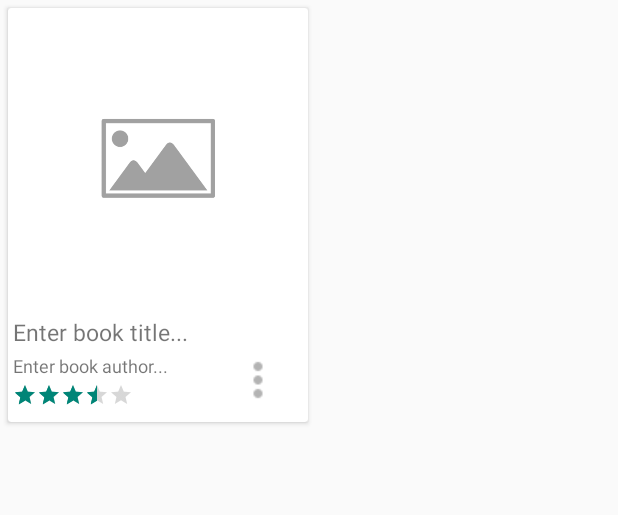
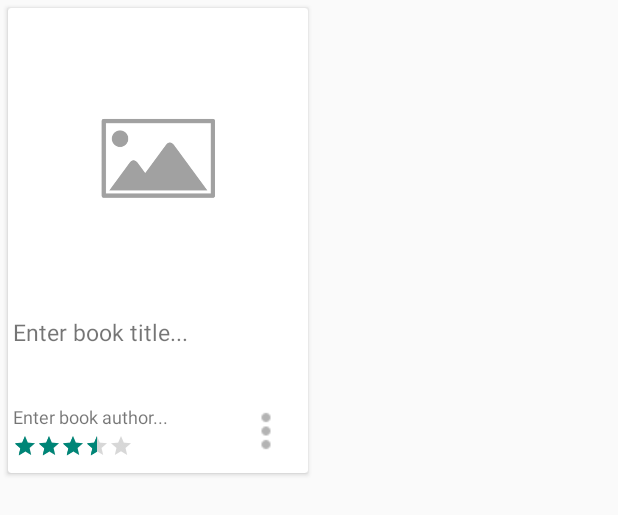
Before and after one commit to dangpham3040/Doannhom4_quanlysach, an Android app: the layout item_book.xml on its own in the app's theme, with its tools: preview values and no code run, on a phone screen of 412 x 824 dp. Shown: the top 515 px of the screen. Run offline under Robolectric (Android 15) with nearby library versions, the phone set to English and light mode, and no system bars; Roboto replaces fonts that are not available here.

Commit message:
v 3.1(update UI)

```diff
--- a/app/src/main/java/com/example/doannhom4_quanlythuvien/fragment/Home_Fragment.java
+++ b/app/src/main/java/com/example/doannhom4_quanlythuvien/fragment/Home_Fragment.java
@@ -157,7 +157,7 @@ public class Home_Fragment extends Fragment {
                 throw error.toException();
             }
         });
-        StaticConfig.items = 0;
+
     }
 
     private void setEnvet() {
--- a/app/src/main/java/com/example/doannhom4_quanlythuvien/fragment/Library_Fragment.java
+++ b/app/src/main/java/com/example/doannhom4_quanlythuvien/fragment/Library_Fragment.java
@@ -183,7 +183,7 @@ public class Library_Fragment extends Fragment {
                 throw error.toException();
             }
         });
-        StaticConfig.items = 2;
+
     }
 
 
--- a/app/src/main/java/com/example/doannhom4_quanlythuvien/fragment/Profile_Fragment.java
+++ b/app/src/main/java/com/example/doannhom4_quanlythuvien/fragment/Profile_Fragment.java
@@ -99,7 +99,7 @@ public class Profile_Fragment extends Fragment {
     }
 
     private void setControl() {
-        StaticConfig.items = 1;
+
         kimcuong = view.findViewById(R.id.kimcuong);
         btnlogout = view.findViewById(R.id.btnlogout);
         avatar = view.findViewById(R.id.avatar);
--- a/app/src/main/java/com/example/doannhom4_quanlythuvien/ui/Book_detail.java
+++ b/app/src/main/java/com/example/doannhom4_quanlythuvien/ui/Book_detail.java
@@ -74,7 +74,6 @@ public class Book_detail extends AppCompatActivity {
         setContentView(R.layout.activity_book_detail);
         setControl();
         setEvnet();
-        Log.e("itm",StaticConfig.items+"");
     }
 
     private void setEvnet() {
@@ -184,8 +183,8 @@ public class Book_detail extends AppCompatActivity {
         book_describe.setText(chitiet.getDescription());
         ReadMoreTextView readMoreTextView = new ReadMoreTextView();
         readMoreTextView.setTextView(book_describe);
-        readMoreTextView.setMaximumLine(10);
-        if (book_describe.length() > 1000) {
+        readMoreTextView.setMaximumLine(5);
+        if (book_describe.length() > 100) {
             readMoreTextView.setCollapseText("See Less");
             readMoreTextView.setExpandText("See More");
             readMoreTextView.setColorCode("#e74c3c");
--- a/app/src/main/java/com/example/doannhom4_quanlythuvien/ui/Starup.java
+++ b/app/src/main/java/com/example/doannhom4_quanlythuvien/ui/Starup.java
@@ -90,15 +90,19 @@ public class Starup extends AppCompatActivity {
             public void onPageSelected(int position) {
                 switch (position) {
                     case 0:
+                        StaticConfig.items=0;
                         bottomNavigationView.getMenu().findItem(R.id.fragment_home).setChecked(true);
                         break;
                     case 1:
+                        StaticConfig.items=1;
                         bottomNavigationView.getMenu().findItem(R.id.fragment_profile).setChecked(true);
                         break;
                     case 2:
+                        StaticConfig.items=2;
                         bottomNavigationView.getMenu().findItem(R.id.fragment_library).setChecked(true);
                         break;
                     case 3:
+                        StaticConfig.items=3;
                         bottomNavigationView.getMenu().findItem(R.id.fragment_contact).setChecked(true);
                         break;
                 }
@@ -135,6 +139,7 @@ public class Starup extends AppCompatActivity {
                 .setPositiveButton(android.R.string.yes, new DialogInterface.OnClickListener() {
                     public void onClick(DialogInterface dialog, int which) {
                         finish();
+                        System.exit(0);
                     }
                 })
                 // A null listener allows the button to dismiss the dialog and take no further action.
--- a/app/src/main/res/layout/item_book.xml
+++ b/app/src/main/res/layout/item_book.xml
@@ -6,12 +6,13 @@
     <androidx.cardview.widget.CardView
         android:layout_margin="5dp"
         android:elevation="3dp"
-        android:layout_width="wrap_content"
-        android:layout_height="wrap_content">
+        android:layout_width="200dp"
+        android:layout_height="310dp">
 
         <RelativeLayout
-            android:layout_width="wrap_content"
-            android:layout_height="wrap_content">
+            android:id="@+id/parentRelative"
+            android:layout_width="match_parent"
+            android:layout_height="match_parent">
 
             <ImageView
                 android:layout_margin="10dp"
@@ -24,14 +25,14 @@
 
             <TextView
                 android:id="@+id/title"
+                android:layout_width="match_parent"
+                android:layout_height="55dp"
+                android:layout_below="@+id/cover"
+                android:layout_marginLeft="3dp"
+                android:layout_marginTop="5dp"
+                android:layout_marginBottom="3dp"
                 android:text="Enter book title..."
-                android:textSize="15sp"
-                android:layout_below="@+id/cover"
-                android:layout_marginTop="5dp"
-                android:layout_marginLeft="3dp"
-                android:layout_marginBottom="3dp"
-                android:layout_width="wrap_content"
-                android:layout_height="wrap_content" />
+                android:textSize="15sp" />
 
             <TextView
                 android:id="@+id/author"
@@ -54,7 +55,6 @@
                 style="@style/Widget.AppCompat.RatingBar.Small"
                 android:layout_width="wrap_content"
                 android:layout_height="wrap_content" />
-
             <ImageView
                 android:id="@+id/option"
                 android:layout_width="wrap_content"
@@ -62,8 +62,8 @@
                 android:layout_alignEnd="@+id/cover"
                 android:layout_alignRight="@+id/rating"
                 android:layout_alignBottom="@+id/rating"
-                android:layout_marginRight="5dp"
                 android:src="@drawable/ic_option" />
+
         </RelativeLayout>
 
     </androidx.cardview.widget.CardView>
```
Also changed, not shown: app/src/main/java/com/example/doannhom4_quanlythuvien/ui/Login.java (+13 -4 lines), app/src/main/java/com/example/doannhom4_quanlythuvien/ui/Statistical.java (+5 -14 lines).
